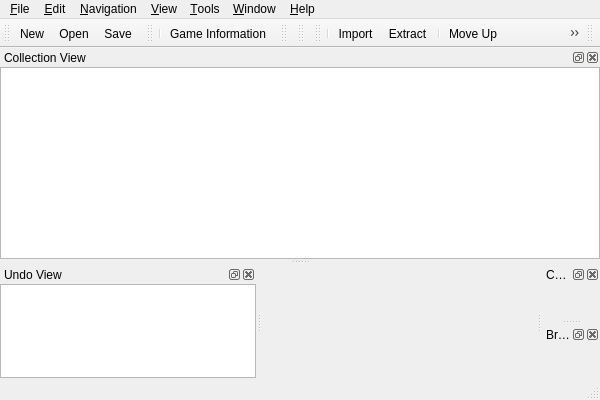
First picture: the form in branches/2.0.0/mainwindow.ui, repository nullx002/mugo, before the edit.
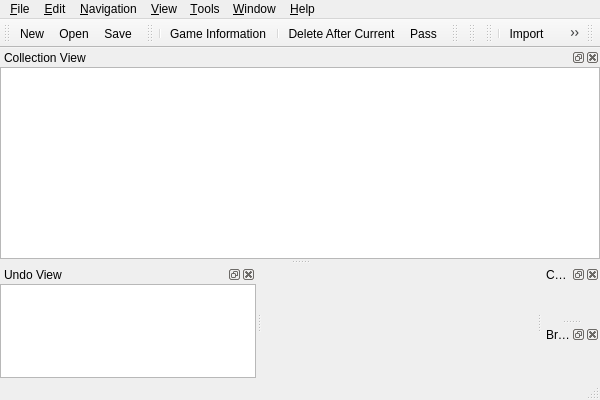
Second picture: the form after the edit. Icons and pictures are not drawn.

Commit message: added resources. implemented delete after current

What changed in the file:
```diff
--- a/branches/2.0.0/mainwindow.ui
+++ b/branches/2.0.0/mainwindow.ui
@@ -343,6 +343,9 @@
    </attribute>
    <addaction name="separator"/>
    <addaction name="actionGameInformation"/>
+   <addaction name="separator"/>
+   <addaction name="actionDeleteAfterCurrent"/>
+   <addaction name="actionPass"/>
   </widget>
   <widget class="QToolBar" name="navigationToolBar">
    <property name="windowTitle">
```
Left out of the diff: 44 changed lines with no effect on the pictures. The commit also changes 14 other files.
